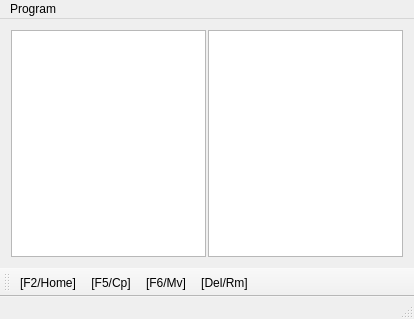
First picture: the form in mainwindow.ui, repository wernix/simple_file_explorer, before the edit.
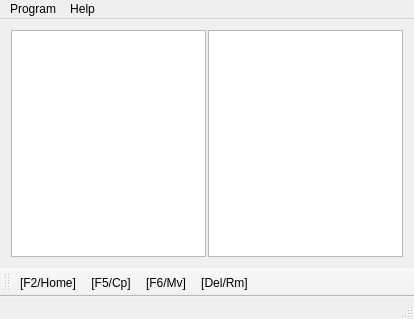
Second picture: the form after the edit.

Commit message: add Help->Info

```diff
--- a/mainwindow.ui
+++ b/mainwindow.ui
@@ -77,7 +77,14 @@
     </property>
     <addaction name="actionQuit"/>
    </widget>
+   <widget class="QMenu" name="menuHelp">
+    <property name="title">
+     <string>Help</string>
+    </property>
+    <addaction name="actionInfo"/>
+   </widget>
    <addaction name="menuProgram"/>
+   <addaction name="menuHelp"/>
   </widget>
   <widget class="QStatusBar" name="statusBar"/>
   <widget class="QToolBar" name="toolBar">
```
Left out of the diff: 5 changed lines with no effect on the pictures. The commit also changes 2 other files.
